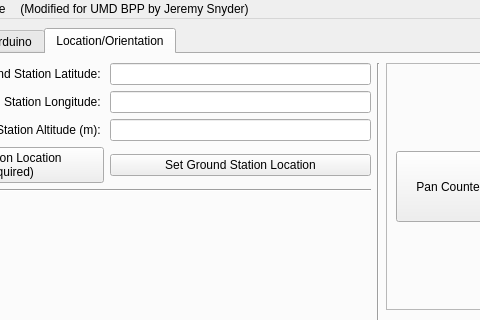
This is designerFiles/Ground_Station_GUI.ui in UMDBPP/NEBP-Ground-Station-Tracker as Qt 5 draws it before an edit; both pictures show x 178 to 658 and y 0 to 320 of the 1113 by 887 pixel window. The edited form follows.
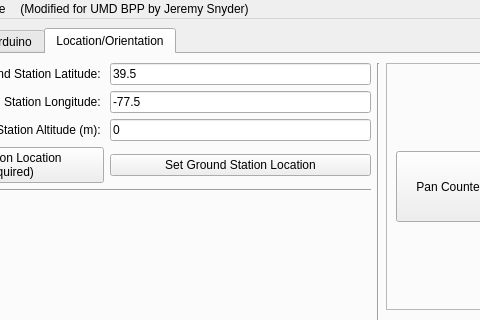
This is the edited form. The open tabs and pages were chosen to show the change.

Commit message: Add default GS location (to match default map view) and remove Arduino check for setting GS location

Diff of the .ui file:
```diff
--- a/designerFiles/Ground_Station_GUI.ui
+++ b/designerFiles/Ground_Station_GUI.ui
@@ -738,6 +738,9 @@
               <verstretch>0</verstretch>
              </sizepolicy>
             </property>
+            <property name="text">
+             <string>39.5</string>
+            </property>
            </widget>
           </item>
           <item row="6" column="3">
@@ -748,6 +751,9 @@
               <verstretch>0</verstretch>
              </sizepolicy>
             </property>
+            <property name="text">
+             <string>-77.5</string>
+            </property>
            </widget>
           </item>
           <item row="7" column="2">
@@ -786,6 +792,9 @@
               <verstretch>0</verstretch>
              </sizepolicy>
             </property>
+            <property name="text">
+             <string>0</string>
+            </property>
            </widget>
           </item>
           <item row="15" column="2" colspan="2">
```
The commit also changes 2 other files.
